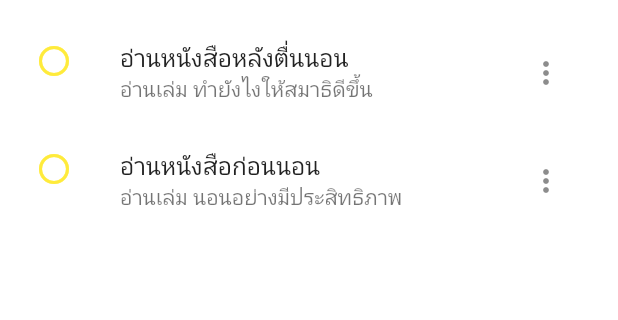
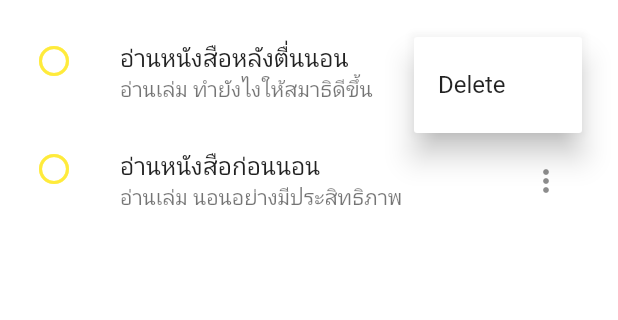
Before and after one commit to PattaraponLertratananont/flutter_todo, a Flutter app: the screen it shows after launch, after a tap on the "more vert" icon, on a phone screen of 412 x 824 dp, the part 598-918 px from its top. Run offline on Flutter 3.47's test engine with Material 2 defaults, Android fonts, the phone set to English and light mode, and no system bars; our stand-ins replace google_fonts; Roboto replaces fonts that are missing (Kanit).

Commit message:
delete todo

```diff
--- a/lib/screens/home.dart
+++ b/lib/screens/home.dart
@@ -84,9 +84,22 @@ class _HomeScreenState extends State<HomeScreen> {
                             subtitle: Text(
                               todos[index].msg,
                             ),
-                            trailing: IconButton(
+                            trailing: PopupMenuButton(
                               icon: Icon(Icons.more_vert),
-                              onPressed: () {},
+                              itemBuilder: (context) {
+                                return [
+                                  PopupMenuItem(
+                                    value: "delete",
+                                    child: Text("Delete"),
+                                  ),
+                                ];
+                              },
+                              onSelected: (value) async {
+                                if (value == "delete") {
+                                  await MockTodo.deleteTodo(index);
+                                  await setTodo();
+                                }
+                              },
                             ),
                             onTap: () async {
                               await MockTodo.completeTodo(index);
--- a/lib/service/mock_todo.dart
+++ b/lib/service/mock_todo.dart
@@ -23,4 +23,9 @@ class MockTodo {
     await Future.delayed(Duration(milliseconds: 200));
     todos[index].complete = !todos[index].complete;
   }
+
+  static Future<void> deleteTodo(int index) async {
+    await Future.delayed(Duration(milliseconds: 200));
+    todos.removeAt(index);
+  }
 }
```
